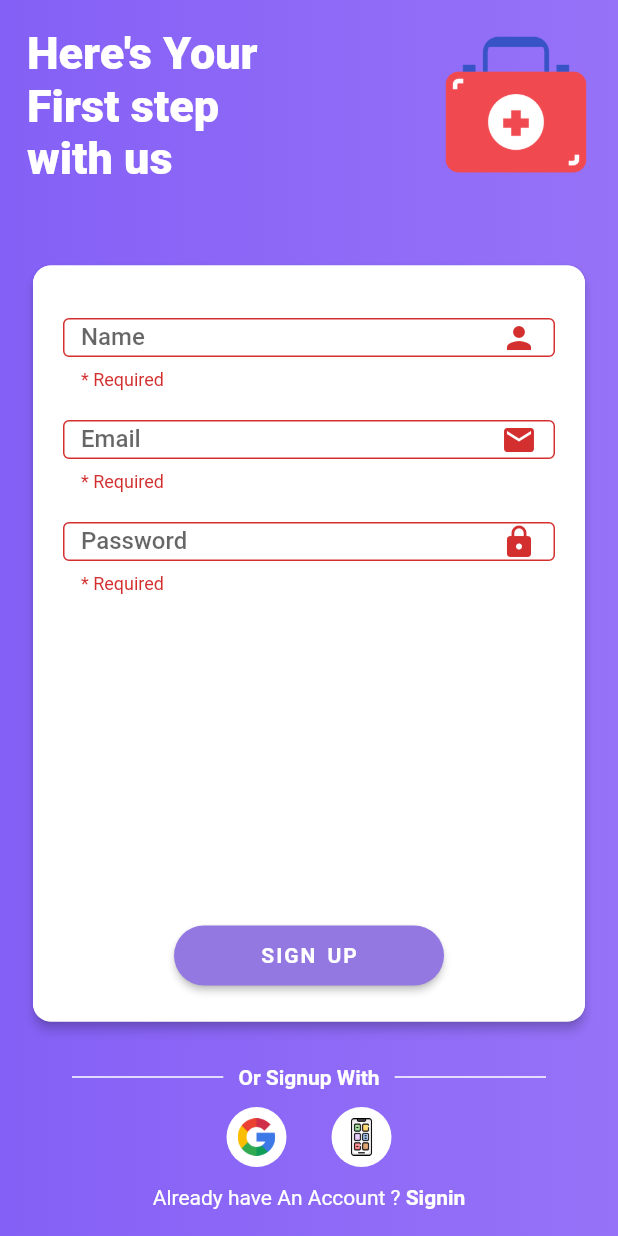
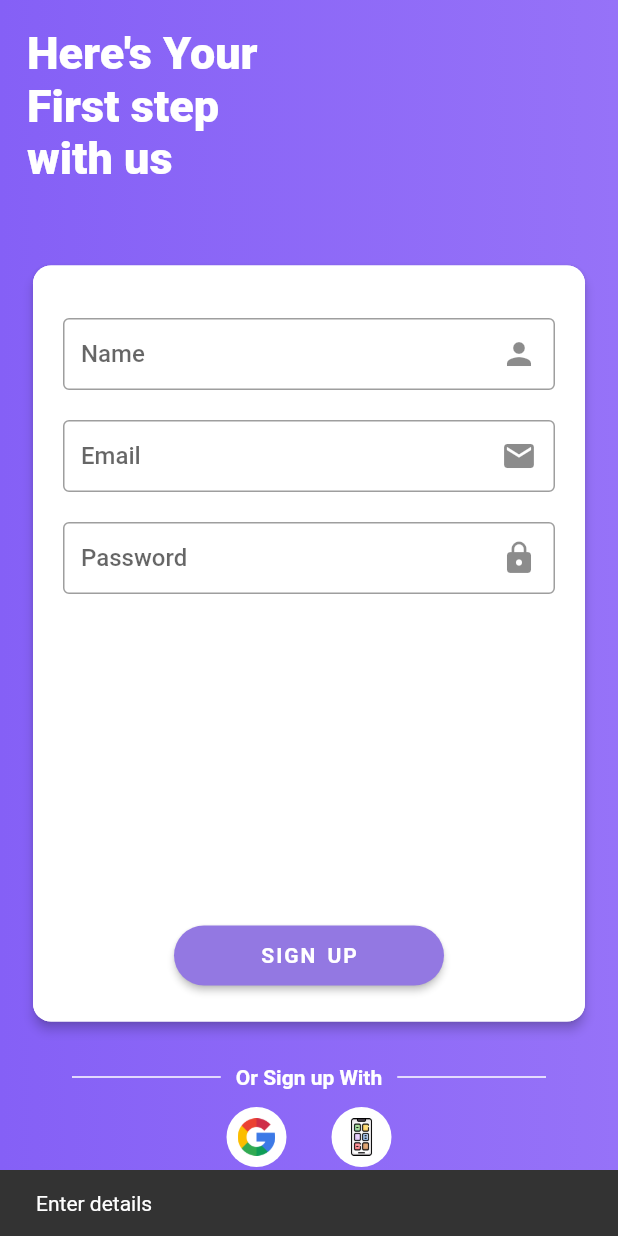
Before and after one commit to digiyodha/healthbloomapp, a Flutter app: the SignUp screen opened directly, after a tap on "SIGN UP", on a phone screen of 412 x 824 dp. Run offline on Flutter 3.47's test engine with Material 2 defaults, Android fonts, the phone set to English and light mode, and no system bars; our stand-ins replace animated_bottom_navigation_bar, dio, firebase_core, firebase_storage, font_awesome_flutter, google_sign_in and 2 more; missing offline and left inert: hexagon; accounts and stored records are empty.

```diff
--- a/lib/view/signup/signup.dart
+++ b/lib/view/signup/signup.dart
@@ -19,7 +19,7 @@ class SignUp extends StatefulWidget {
 
 class _SignUpState extends State<SignUp> {
   bool _loading = false;
-  final _registerForm = GlobalKey<FormState>();
+
   TextEditingController _name = TextEditingController();
   TextEditingController _email = TextEditingController();
   TextEditingController _password = TextEditingController();
@@ -61,7 +61,7 @@ class _SignUpState extends State<SignUp> {
                     crossAxisAlignment: CrossAxisAlignment.start,
                     children: [
                       Row(
-                        mainAxisAlignment: MainAxisAlignment.spaceBetween,
+                        mainAxisAlignment: MainAxisAlignment.start,
                         children: [
                           TextBuilder(
                             text: "Here's Your \nFirst step \nwith us",
@@ -69,11 +69,11 @@ class _SignUpState extends State<SignUp> {
                             fontSize: 30,
                             fontWeight: FontWeight.w800,
                           ),
-                          Image.asset(
-                            'assets/icons/first-aid-box.png',
-                            height: 100,
-                            width: 100,
-                          )
+                          // Image.asset(
+                          //   'assets/icons/first-aid-box.png',
+                          //   height: 100,
+                          //   width: 100,
+                          // )
                         ],
                       ),
                       const SizedBox(height: 50.0),
@@ -91,8 +91,6 @@ class _SignUpState extends State<SignUp> {
                               color: Colors.white,
                               borderRadius: BorderRadius.circular(12),
                             ),
-                            child: Form(
-                              key: _registerForm,
                             child: Column(
                               children: [
                                 const SizedBox(height: 15.0),
@@ -103,12 +101,6 @@ class _SignUpState extends State<SignUp> {
                                   ),
                                   child: TextFormField(
                                     controller: _name,
-                                      validator: (value) {
-                                        if (value == null || value.isEmpty) {
-                                          return "* Required";
-                                        } else
-                                          return null;
-                                      },
                                     style: TextStyle(
                                       color: Color(0xff4F17BD),
                                     ),
@@ -134,12 +126,6 @@ class _SignUpState extends State<SignUp> {
                                   ),
                                   child: TextFormField(
                                     controller: _email,
-                                      validator: (value) {
-                                        if (value == null || value.isEmpty) {
-                                          return "* Required";
-                                        } else
-                                          return null;
-                                      },
                                     style: TextStyle(
                                       color: Color(0xff4F17BD),
                                     ),
@@ -165,12 +151,6 @@ class _SignUpState extends State<SignUp> {
                                   ),
                                   child: TextFormField(
                                     controller: _password,
-                                      validator: (value) {
-                                        if (value == null || value.isEmpty) {
-                                          return "* Required";
-                                        } else
-                                          return null;
-                                      },
                                     style: TextStyle(
                                       color: Color(0xff4F17BD),
                                     ),
@@ -197,8 +177,6 @@ class _SignUpState extends State<SignUp> {
                                   ),
                                   color: Color(0xff9378E2),
                                   onPressed: () async {
-                                      if (_registerForm.currentState
-                                          .validate()) {
                                     setState(() {
                                       _loading = true;
                                     });
@@ -240,11 +218,17 @@ class _SignUpState extends State<SignUp> {
                                         });
                                         ScaffoldMessenger.of(context)
                                             .showSnackBar(SnackBar(
-                                              content:
-                                                  Text('Enter all details'),
+                                          content: Text('Enter details'),
                                         ));
                                       }
-                                        }
+                                    } else {
+                                      setState(() {
+                                        _loading = false;
+                                      });
+                                      ScaffoldMessenger.of(context)
+                                          .showSnackBar(SnackBar(
+                                        content: Text('Enter details'),
+                                      ));
                                     }
                                   },
                                   child: TextBuilder(
@@ -256,7 +240,6 @@ class _SignUpState extends State<SignUp> {
                                   ),
                                 )
                               ],
-                              ),
                             ),
                           ),
                         ),
@@ -275,7 +258,7 @@ class _SignUpState extends State<SignUp> {
                             ),
                             const SizedBox(width: 10.0),
                             TextBuilder(
-                              text: 'Or Signup With',
+                              text: 'Or Sign up With',
                               color: Colors.white,
                               fontWeight: FontWeight.w700,
                             ),
@@ -337,7 +320,7 @@ class _SignUpState extends State<SignUp> {
                             style: TextStyle(),
                             children: <TextSpan>[
                               TextSpan(
-                                text: 'Signin',
+                                text: 'Sign in',
                                 style: TextStyle(
                                   fontWeight: FontWeight.bold,
                                 ),
```
Also changed, not shown: lib/view/family_members/add_family_member.dart (+9 -6 lines), lib/view/login/forgot_password.dart (+7 -24 lines), lib/view/login/login.dart (+36 -68 lines), lib/view/profile/edit_prodile.dart (+71 -42 lines). Lines whose indentation alone changed are shown as unchanged.
